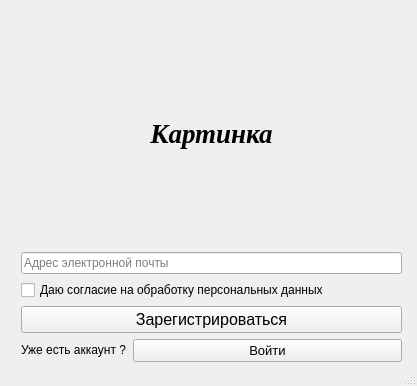
This is data/etc/Registr.ui in Substance-live/Train_application as Qt 5 draws it before an edit. The edited form follows.
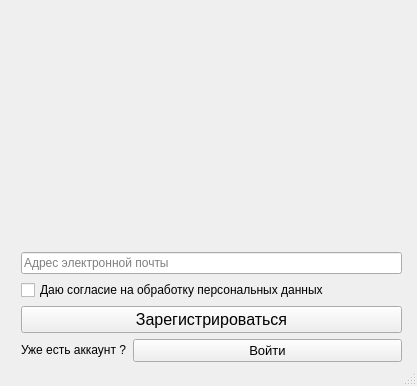
This is the edited form. Icons and pictures are not drawn.

Commit message: complete build with images

```diff
--- a/data/etc/Registr.ui
+++ b/data/etc/Registr.ui
@@ -52,8 +52,11 @@
        <property name="layoutDirection">
         <enum>Qt::LayoutDirection::LeftToRight</enum>
        </property>
+       <property name="styleSheet">
+        <string notr="true">image: url(:/icon/data/image/start_image.png);</string>
+       </property>
        <property name="text">
-        <string>Картинка</string>
+        <string/>
        </property>
        <property name="alignment">
         <set>Qt::AlignmentFlag::AlignCenter</set>
```
Left out of the diff: 4 changed lines with no effect on the pictures. The commit also changes 21 other files.
